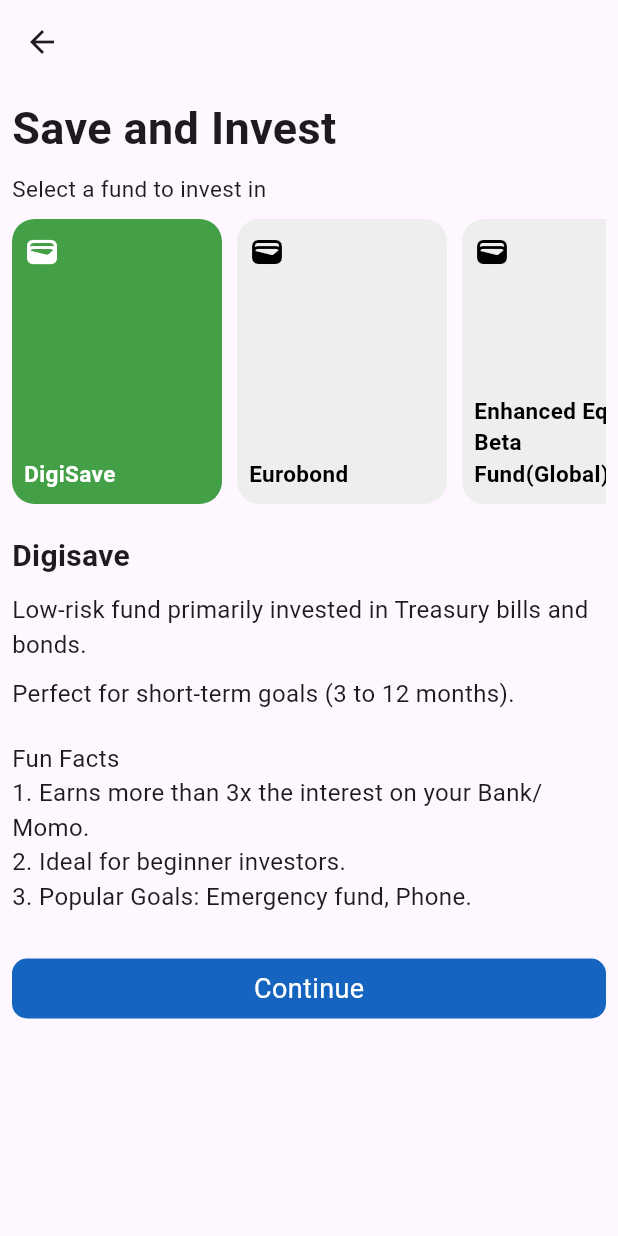
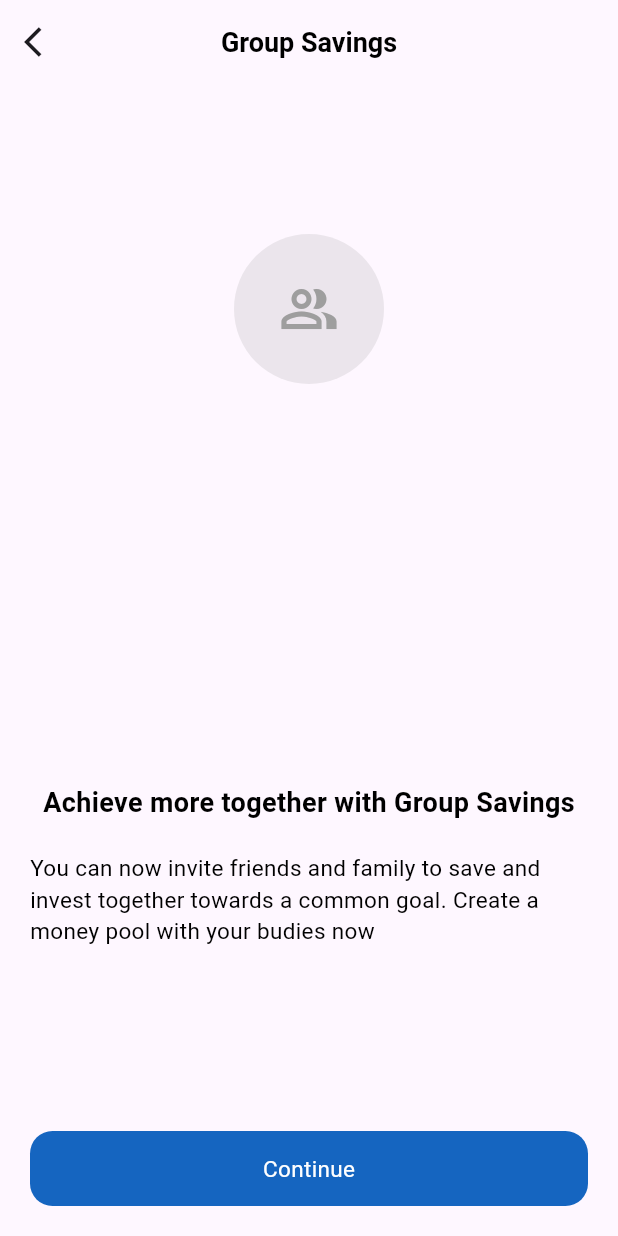
Before and after one commit to itsjasonagyeman/achieve_clone, a Flutter app: the ExplorePage screen opened directly, after a tap on "Groups", on a phone screen of 412 x 824 dp. Run offline on Flutter 3.47's test engine with Material 3 defaults, Android fonts, the phone set to English and light mode, and no system bars; our stand-ins replace carousel_slider; statements that could not run were skipped.

Commit message:
Created groups page

```diff
--- /dev/null
+++ b/lib/pages/Navigate from explore page/groups.dart
@@ -0,0 +1,61 @@
+import 'package:flutter/material.dart';
+
+class Groups extends StatelessWidget {
+  const Groups({super.key});
+
+  @override
+  Widget build(BuildContext context) {
+    return Scaffold(
+      appBar: AppBar(
+        title: const Text('Group Savings', style: TextStyle(color: Colors.black, fontWeight: FontWeight.bold, fontSize: 18),),
+        centerTitle: true,
+        leading: IconButton(
+          onPressed: () {
+            Navigator.pop(context);
+          },
+          icon: const Icon(Icons.arrow_back_ios),
+        ),
+      ),
+      body: Padding(
+        padding: const EdgeInsets.fromLTRB(20,100,20,20),
+        child: Column(
+          crossAxisAlignment: CrossAxisAlignment.center,
+          mainAxisAlignment: MainAxisAlignment.spaceBetween,
+          children: [
+            Container(
+              height: 100,
+              width: 100,
+              decoration: BoxDecoration(
+                color: Colors.grey.withOpacity(0.2),
+                shape: BoxShape.circle,
+              ),
+              child: const Center(child: Icon(Icons.people_alt_outlined, color: Colors.grey, size: 40,)),
+            ),
+            const SizedBox(height: 20,),
+            const Column(
+              children: [
+                Text('Achieve more together with Group Savings', style: TextStyle(color: Colors.black, fontWeight: FontWeight.bold, fontSize: 18),),
+                SizedBox(height: 20,),
+                Text('You can now invite friends and family to save and invest together towards a common goal. Create a money pool with your budies now', style: TextStyle(color: Colors.black, fontWeight: FontWeight.normal, fontSize: 15),),
+              ],
+            ),
+            GestureDetector(
+              onTap: (){
+
+              },
+              child: Container(
+                height: 50,
+                width: double.infinity,
+                decoration: BoxDecoration(
+                  color: Colors.blue[800],
+                  borderRadius: BorderRadius.circular(15)
+                ),
+                child: const Center(child: Text('Continue', style: TextStyle(color: Colors.white, fontWeight: FontWeight.normal, fontSize: 15),),),
+              ),
+            ),
+          ],
+        ),
+      ),
+    );
+  }
+}
--- a/lib/pages/explore_page.dart
+++ b/lib/pages/explore_page.dart
@@ -1,4 +1,5 @@
 import 'package:achieve_clone/general_components/custom_app_bar.dart';
+import 'package:achieve_clone/pages/Navigate%20from%20explore%20page/groups.dart';
 import 'package:achieve_clone/pages/Navigate%20from%20homepage/Investment_vault.dart';
 import 'package:achieve_clone/pages/Navigate%20from%20homepage/Investment_vault_components/Save_invest/save_invest_page.dart';
 import 'package:achieve_clone/pages/Navigate%20from%20homepage/petra_pensions.dart';
@@ -38,7 +39,7 @@ class _ExplorePageState extends State<ExplorePage> {
 
   final List navigation = [
       const SaveInvestPage(),
-      const SaveInvestPage(),
+      const Groups(),
       const InvestmentVault(),
       const SaveInvestPage(),
   ];
```
